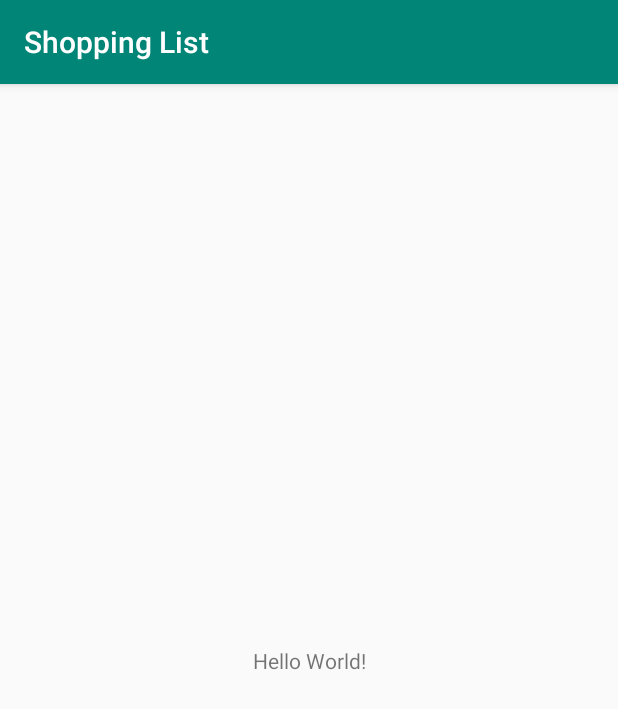
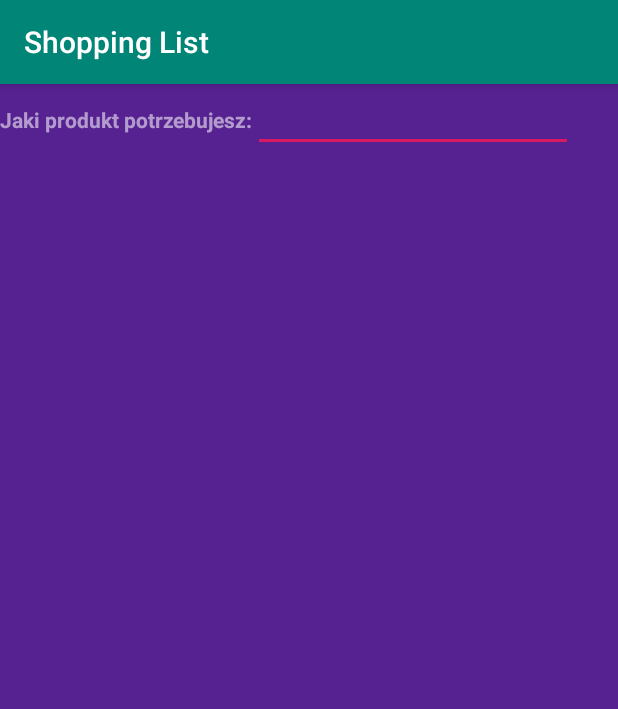
Before and after one commit to nProgrammer/ShoppingListAndroidApp, an Android app: the screen it shows after launch (MainActivity), on a phone screen of 412 x 824 dp. Shown: the top 709 px of the screen. Run offline under Robolectric (Android 15) with nearby library versions, the phone set to English and light mode, and no system bars.

Commit message:
UI Design

```diff
--- a/app/build.gradle
+++ b/app/build.gradle
@@ -32,4 +32,5 @@ dependencies {
     testImplementation 'junit:junit:4.12'
     androidTestImplementation 'androidx.test:runner:1.1.1'
     androidTestImplementation 'androidx.test.espresso:espresso-core:3.1.1'
+    implementation 'androidx.recyclerview:recyclerview:1.0.0'
 }
--- a/app/src/main/java/pl/norbertwagner/nprogrammer/shoppinglist/MainActivity.kt
+++ b/app/src/main/java/pl/norbertwagner/nprogrammer/shoppinglist/MainActivity.kt
@@ -10,4 +10,3 @@ class MainActivity : AppCompatActivity() {
         setContentView(R.layout.activity_main)
     }
 }
-//commit
--- a/app/src/main/res/layout/activity_main.xml
+++ b/app/src/main/res/layout/activity_main.xml
@@ -1,18 +1,43 @@
 <?xml version="1.0" encoding="utf-8"?>
-<androidx.constraintlayout.widget.ConstraintLayout xmlns:android="http://schemas.android.com/apk/res/android"
+<LinearLayout xmlns:android="http://schemas.android.com/apk/res/android"
     xmlns:app="http://schemas.android.com/apk/res-auto"
     xmlns:tools="http://schemas.android.com/tools"
     android:layout_width="match_parent"
     android:layout_height="match_parent"
+    android:background="@color/background"
+    android:orientation="vertical"
     tools:context=".MainActivity">
 
-    <TextView
+    <LinearLayout
         android:layout_width="wrap_content"
         android:layout_height="wrap_content"
-        android:text="Hello World!"
-        app:layout_constraintBottom_toBottomOf="parent"
-        app:layout_constraintLeft_toLeftOf="parent"
-        app:layout_constraintRight_toRightOf="parent"
-        app:layout_constraintTop_toTopOf="parent" />
+        android:orientation="horizontal">
 
-</androidx.constraintlayout.widget.ConstraintLayout>
+        <TextView
+            android:layout_width="wrap_content"
+            android:layout_height="wrap_content"
+            android:text="Jaki produkt potrzebujesz:"
+            android:textColor="@color/textColor"
+            android:textColorHint="@color/colorPrimaryDark"
+            android:textStyle="bold"
+            app:layout_constraintBottom_toBottomOf="parent"
+            app:layout_constraintLeft_toLeftOf="parent"
+            app:layout_constraintRight_toRightOf="parent"
+            app:layout_constraintTop_toTopOf="parent" />
+
+        <EditText
+            android:id="@+id/editText"
+            android:layout_width="match_parent"
+            android:layout_height="wrap_content"
+            android:ems="10"
+            android:inputType="textPersonName"
+            android:textColor="@color/colorPrimaryDark"
+            android:textColorHint="@color/colorPrimaryDark" />
+
+    </LinearLayout>
+
+    <androidx.recyclerview.widget.RecyclerView
+        android:layout_width="match_parent"
+        android:layout_height="match_parent" />
+
+</LinearLayout>
--- a/app/src/main/res/values/colors.xml
+++ b/app/src/main/res/values/colors.xml
@@ -3,4 +3,6 @@
     <color name="colorPrimary">#008577</color>
     <color name="colorPrimaryDark">#00574B</color>
     <color name="colorAccent">#D81B60</color>
+    <color name="background">#DD3E0081</color>
+    <color name="textColor">#8DFFFFFF</color>
 </resources>
```
